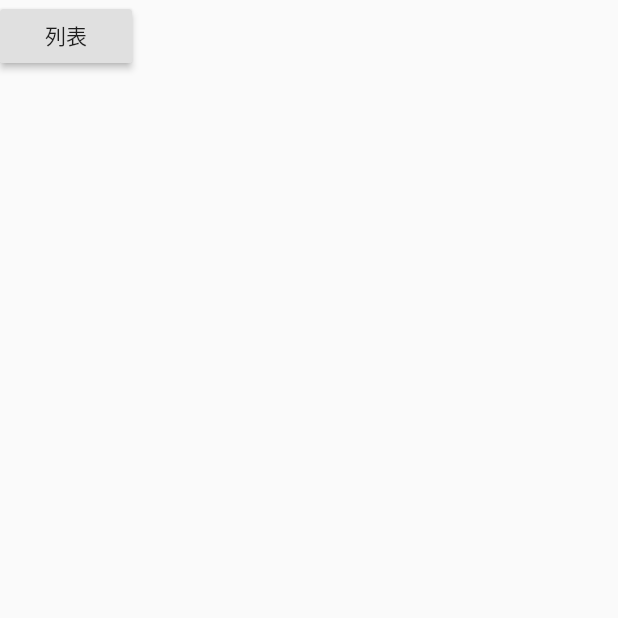
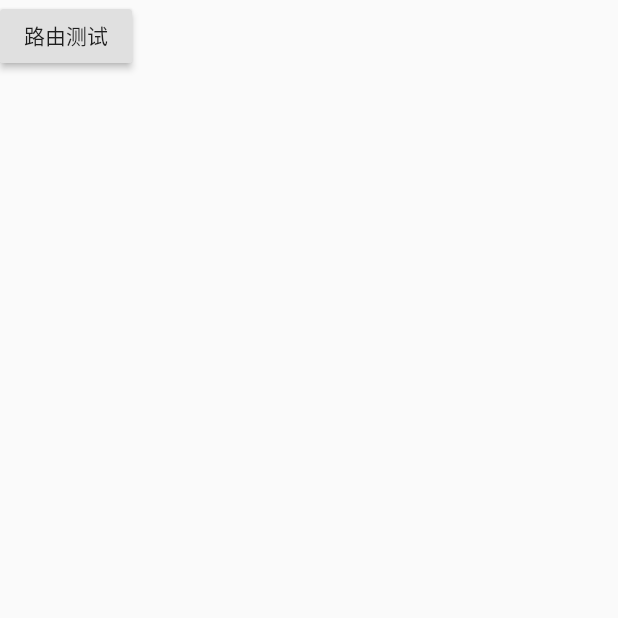
Before and after one commit to Selenamona/flutter-learning, a Flutter app: the screen it shows after launch, item 3 of the bottom bar chosen, on a phone screen of 412 x 824 dp, the top half of it. Run offline on Flutter 3.47's test engine with Material 2 defaults, Android fonts, the phone set to English and light mode, and no system bars; our stand-ins replace dio, fluro, flutter_swiper; network calls fail; statements that could not run were skipped.

Commit message:
首页页面修改

```diff
--- a/lib/main.dart
+++ b/lib/main.dart
@@ -1,9 +1,11 @@
 import 'package:flutter/material.dart';
+import 'package:new_flutter/views/sellCars/sellCars.dart';
+
+import './views/home/home.dart';
+import './views/buyCars/buyCars.dart';
 import './views/myDemo/demo.dart';
-import './views/home/home.dart';
+import './views/sellCars/sellCars.dart';
 import './views/personal/personalCenter.dart';
-import './views/myDemo/homeList.dart';
-import './views/myDemo/second.dart';
 
 import 'package:fluro/fluro.dart';
 import './routers/routers.dart';
@@ -46,10 +48,10 @@ class _MyHomePageState extends State<MyHomePage>
   int currentIndex = 0;
   Map<int, Widget> pageMap = {
     0: HomePage(),
-    1: PersonalCenter(),
+    1: BuyCars(),
     2: MyDemo(),
-    3: HomeList(),
-    4: Second()
+    3: SellCars(),
+    4: PersonalCenter()
   };
 
   @override
--- a/lib/views/myDemo/demo.dart
+++ b/lib/views/myDemo/demo.dart
@@ -1,5 +1,5 @@
 import 'package:flutter/material.dart';
-// import 'package:new_flutter/routers/application.dart';
+import 'package:new_flutter/routers/application.dart';
 
 class MyDemo extends StatefulWidget {
   @override
@@ -12,9 +12,9 @@ class _MyDemoState extends State<MyDemo> {
     return Column(
       children: [
         RaisedButton(
-          child: Text("列表"),
+          child: Text("路由测试"),
           onPressed: () {
-            // Application.router.navigateTo(context, '/routeTest');
+            Application.router.navigateTo(context, '/routeTest');
           },
         ),
       ],
```
Also changed, not shown: lib/routers/route_handlers.dart (+42 -33 lines), lib/routers/routers.dart (+13 -10 lines), lib/views/buyCars/buyCars.dart (added, +15 -0 lines), lib/views/sellCars/sellCars.dart (added, +15 -0 lines), lib/views/myDemo/routeTest.dart (renamed from lib/views/routetest/routeTest.dart).
